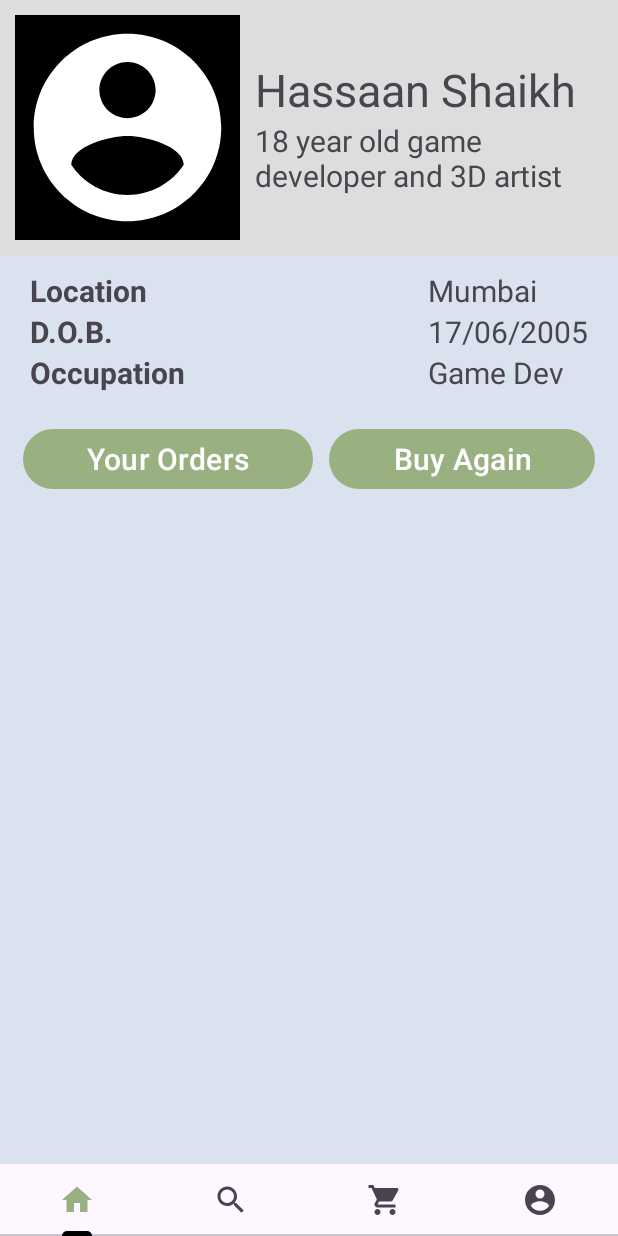
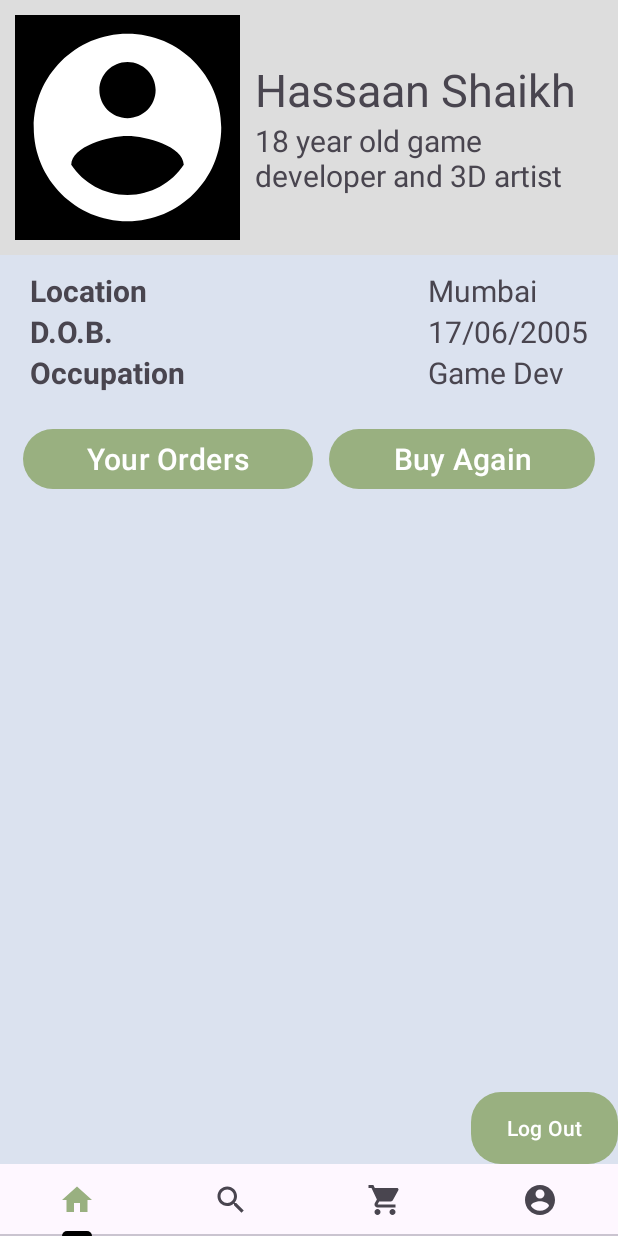
Before and after one commit to Mohiudd1n/Accessory_app, an Android app: the fragment frag4 placed in its activity, on a phone screen of 412 x 824 dp. Run offline under Robolectric (Android 15) with nearby library versions, the phone set to English and light mode, and no system bars; libraries missing offline, so code that uses them is left out: com.denzcoskun.imageslider; 8 statements that could not run were skipped.

Commit message:
Updated Project

```diff
--- a/app/src/main/java/com/example/madmp1/frag4.java
+++ b/app/src/main/java/com/example/madmp1/frag4.java
@@ -1,64 +1,41 @@
 package com.example.madmp1;
 
+import android.content.Intent;
 import android.os.Bundle;
 
 import androidx.fragment.app.Fragment;
+import androidx.fragment.app.FragmentManager;
+import androidx.fragment.app.FragmentTransaction;
 
 import android.view.LayoutInflater;
 import android.view.View;
 import android.view.ViewGroup;
+import android.widget.Button;
+import android.widget.TextView;
+import android.widget.Toast;
 
-/**
- * A simple {@link Fragment} subclass.
- * Use the {@link frag4#newInstance} factory method to
- * create an instance of this fragment.
- */
 public class frag4 extends Fragment {
-
-    // TODO: Rename parameter arguments, choose names that match
-    // the fragment initialization parameters, e.g. ARG_ITEM_NUMBER
-    private static final String ARG_PARAM1 = "param1";
-    private static final String ARG_PARAM2 = "param2";
-
-    // TODO: Rename and change types of parameters
-    private String mParam1;
-    private String mParam2;
-
-    public frag4() {
-        // Required empty public constructor
-    }
-
-    /**
-     * Use this factory method to create a new instance of
-     * this fragment using the provided parameters.
-     *
-     * @param param1 Parameter 1.
-     * @param param2 Parameter 2.
-     * @return A new instance of fragment frag4.
-     */
-    // TODO: Rename and change types and number of parameters
-    public static frag4 newInstance(String param1, String param2) {
-        frag4 fragment = new frag4();
-        Bundle args = new Bundle();
-        args.putString(ARG_PARAM1, param1);
-        args.putString(ARG_PARAM2, param2);
-        fragment.setArguments(args);
-        return fragment;
-    }
-
-    @Override
-    public void onCreate(Bundle savedInstanceState) {
-        super.onCreate(savedInstanceState);
-        if (getArguments() != null) {
-            mParam1 = getArguments().getString(ARG_PARAM1);
-            mParam2 = getArguments().getString(ARG_PARAM2);
-        }
-    }
-
+    Button logout;
+    Fragment currentFragment;
     @Override
     public View onCreateView(LayoutInflater inflater, ViewGroup container,
                              Bundle savedInstanceState) {
-        // Inflate the layout for this fragment
-        return inflater.inflate(R.layout.fragment_frag4, container, false);
+        View v =  inflater.inflate(R.layout.fragment_frag4, container, false);
+        DBManager dbManager = new DBManager(getContext());
+
+        logout = v.findViewById(R.id.logout);
+
+        logout.setOnClickListener(new View.OnClickListener() {
+            @Override
+            public void onClick(View v) {
+                dbManager.logout();
+
+                Toast.makeText(getContext(), "Logged Out", Toast.LENGTH_SHORT).show();
+                getActivity().finish();
+                startActivity(new Intent(getActivity(), MainActivity.class));
+            }
+        });
+
+        return v;
     }
 }
--- a/app/src/main/java/com/example/madmp1/signup.java
+++ b/app/src/main/java/com/example/madmp1/signup.java
@@ -43,7 +43,7 @@ public class signup extends AppCompatActivity {
                         Boolean checkUserEmail = dbManager.checkemail(email);
 
                         if(checkUserEmail == false){
-                            Boolean insert = dbManager.inputdetails(name,email,pass);
+                            Boolean insert = dbManager.inputdetails(name,email,pass,"inactive");
 
                             if(insert==true){
                                 Toast.makeText(getApplicationContext(),"Signup was Successful!",Toast.LENGTH_SHORT).show();
--- a/app/src/main/res/layout/activity_home.xml
+++ b/app/src/main/res/layout/activity_home.xml
@@ -4,6 +4,7 @@
     xmlns:tools="http://schemas.android.com/tools"
     android:layout_width="match_parent"
     android:layout_height="match_parent"
+    android:id="@+id/home"
     android:background="@color/temp"
     tools:context=".HomeActivity">
 
--- a/app/src/main/res/layout/fragment_frag4.xml
+++ b/app/src/main/res/layout/fragment_frag4.xml
@@ -1,12 +1,17 @@
 <?xml version="1.0" encoding="utf-8"?>
-<LinearLayout xmlns:android="http://schemas.android.com/apk/res/android"
+<RelativeLayout xmlns:android="http://schemas.android.com/apk/res/android"
     xmlns:tools="http://schemas.android.com/tools"
     android:orientation="vertical"
     android:layout_width="match_parent"
     android:layout_height="match_parent"
+    android:id="@+id/frag4"
     tools:context=".frag4">
 
-    <!-- TODO: Update blank fragment layout -->
+    <LinearLayout
+        android:layout_width="match_parent"
+        android:orientation="vertical"
+        android:layout_height="match_parent">
+
     <LinearLayout
         android:layout_width="match_parent"
         android:layout_height="wrap_content"
@@ -120,7 +125,15 @@
             android:text="Buy Again"
             android:layout_marginHorizontal="5dp"
             android:textSize="20sp"/>
-
     </LinearLayout>
-
-</LinearLayout>
+    </LinearLayout>
+    <Button
+        android:layout_width="wrap_content"
+        android:layout_height="wrap_content"
+        android:text="Log Out"
+        android:background="@drawable/round_layout"
+        android:id="@+id/logout"
+        android:layout_alignParentBottom="true"
+        android:layout_alignParentRight="true"
+        />
+</RelativeLayout>
```
Also changed, not shown: app/src/main/java/com/example/madmp1/DBManager.java (+38 -2 lines), app/src/main/java/com/example/madmp1/MainActivity.java (+17 -1 lines), app/src/main/java/com/example/madmp1/splash_screen.java (+0 -8 lines).
